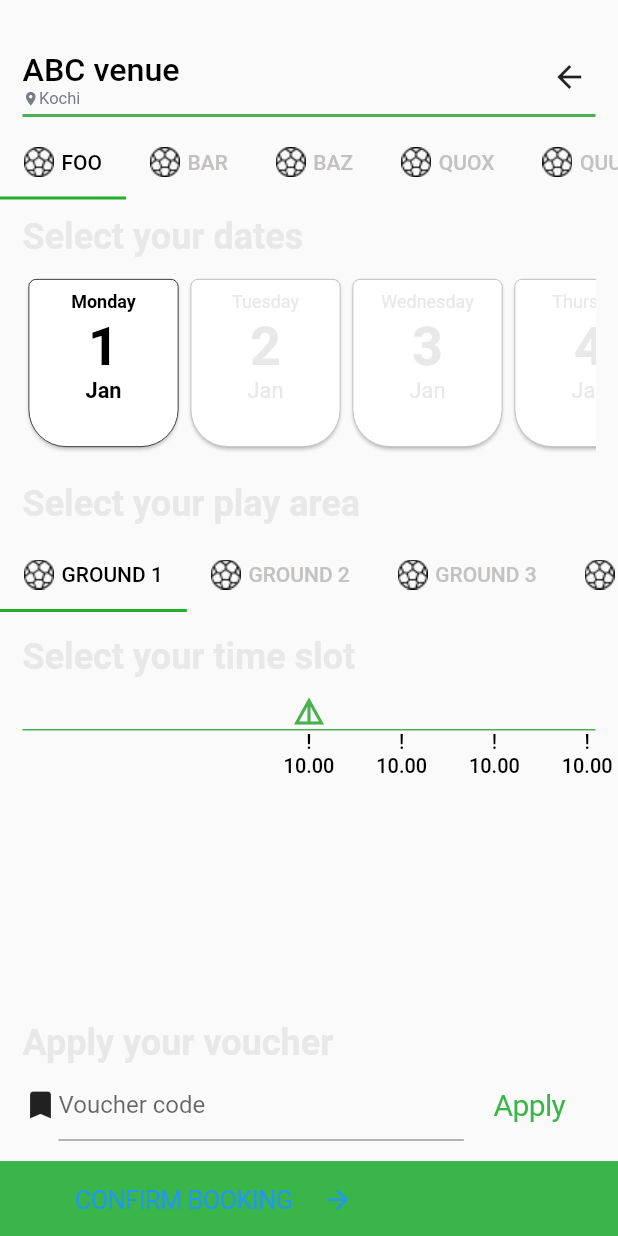
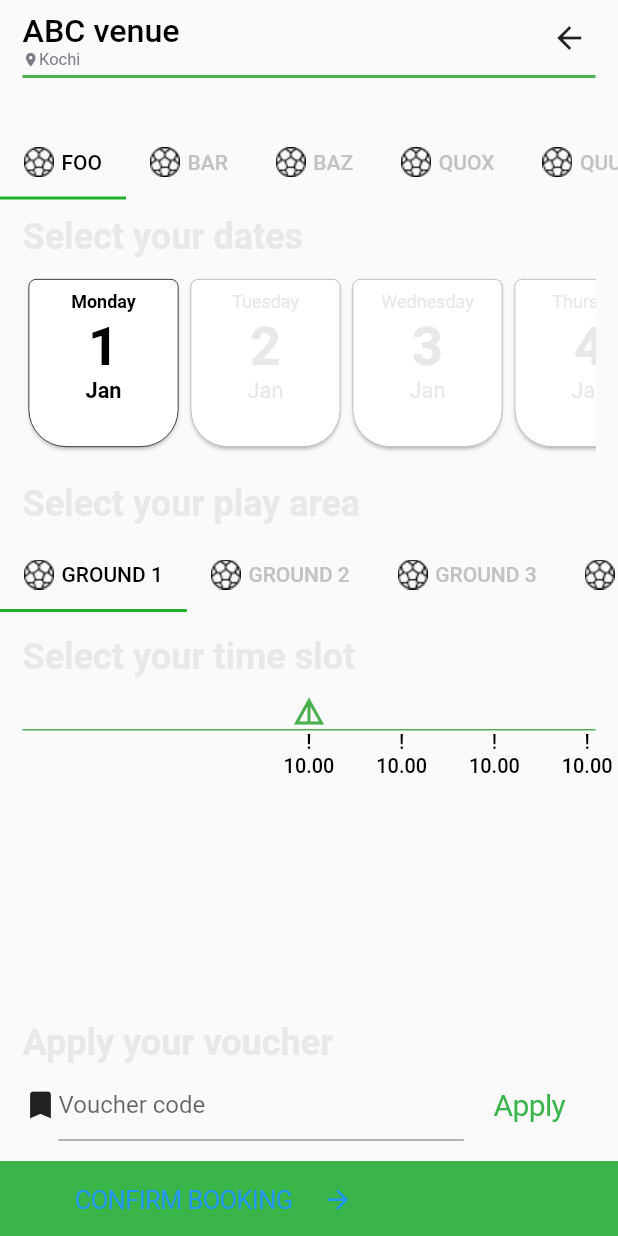
Before and after one commit to iLeafSolutionsPvtLtd/venueBooking-Flutter, a Flutter app: the BookingView screen opened directly, on a phone screen of 412 x 824 dp. Run offline on Flutter 3.47's test engine with Material 2 defaults, Android fonts, the phone set to English and light mode, and no system bars; our stand-ins replace fluttertoast, rxdart, shared_preferences; missing offline and left inert: flutter_places_dialog, rect_getter; accounts and stored records are empty; Roboto replaces fonts that are missing (GoogleSans).

```diff
--- a/lib/Modules/Booking/booking_view.dart
+++ b/lib/Modules/Booking/booking_view.dart
@@ -96,7 +96,8 @@ class BookingView extends StatelessWidget {
     return new DefaultTabController(
         length: tabNames.length,
         child: Scaffold(
-            body: Container(
+            body: SafeArea(
+          child: Container(
             child: Column(
               crossAxisAlignment: CrossAxisAlignment.start,
               children: <Widget>[
@@ -105,6 +106,7 @@ class BookingView extends StatelessWidget {
                 BottomSectionView(),
               ],
             ),
+          ),
         )));
   }
 }
--- a/lib/Modules/NavigationBar/custom_navigation_bar.dart
+++ b/lib/Modules/NavigationBar/custom_navigation_bar.dart
@@ -61,9 +61,6 @@ class _CustomNavigationBarWithLocationState
                   crossAxisAlignment: CrossAxisAlignment.start,
                   children: <Widget>[
                     Container(
-                      height: 34.0,
-                    ),
-                    Container(
                       padding: EdgeInsets.only(left: 15.0),
                       child: navigationBarTitle,
                     ),
--- a/lib/Modules/SelectLocation/select_location.dart
+++ b/lib/Modules/SelectLocation/select_location.dart
@@ -1,8 +1,52 @@
 import 'package:flutter/material.dart';
+import 'package:venue_booking/Modules/SelectLocation/select_location_view.dart';
 
 class SelectLocationView extends StatelessWidget {
+  // empty container
+  final Widget emptyContainer = Container(
+    height: 64.0,
+  );
+
+  // title section
+  final Widget titleSection = Container(
+    padding: EdgeInsets.all(15.0),
+    child: Text("Hi there! \nWhere are you from?",
+        style: const TextStyle(
+            color: const Color(0xff000000),
+            fontWeight: FontWeight.w700,
+            fontFamily: "GoogleSans",
+            fontStyle: FontStyle.normal,
+            fontSize: 33.0)),
+  );
+
+  // subtitle section
+  final Widget subTitleSection = Container(
+    padding: EdgeInsets.all(15.0),
+    child: Text(
+        "We need your current location to load near by venues and events. Please give us access to your GPS location or you can enter mannulally below.",
+        style: const TextStyle(
+            color: const Color(0xffc7c7c7),
+            fontWeight: FontWeight.w400,
+            fontFamily: "GoogleSans",
+            fontStyle: FontStyle.normal,
+            fontSize: 16.7)),
+  );
+
   @override
   Widget build(BuildContext context) {
-    return Container();
+    return MaterialApp(
+      debugShowCheckedModeBanner: false,
+      home: Scaffold(
+          body: SafeArea(
+        child: ListView(
+          children: <Widget>[
+            emptyContainer,
+            titleSection,
+            subTitleSection,
+            GetLocationView()
+          ],
+        ),
+      )),
+    );
   }
 }
--- a/lib/Modules/SelectLocation/select_location_bloc.dart
+++ b/lib/Modules/SelectLocation/select_location_bloc.dart
@@ -3,16 +3,14 @@ import 'package:rxdart/rxdart.dart';
 import 'package:shared_preferences/shared_preferences.dart';
 
 class SelectLocationBloc {
+  Future<SharedPreferences> _prefs = SharedPreferences.getInstance();
+
   final _locationController = BehaviorSubject<PlaceDetails>();
 
   Observable<PlaceDetails> get placeDetails => _locationController.stream;
 
-  Stream<bool> get locationCheck =>
-      Observable.combineLatest([placeDetails, placeDetails], (a) => true);
-
   fetchLocation() async {
     PlaceDetails locationDetails = await FlutterPlacesDialog.getPlacesDialog();
-    Future<SharedPreferences> _prefs = SharedPreferences.getInstance();
     final SharedPreferences prefs = await _prefs;
     prefs.setString('location', locationDetails.toString());
     _locationController.sink.add(locationDetails);
--- a/lib/main.dart
+++ b/lib/main.dart
@@ -1,68 +1,11 @@
 import 'package:flutter/material.dart';
-import 'package:venue_booking/Modules/SelectLocation/select_location_view.dart';
+import 'package:venue_booking/Modules/SelectLocation/select_location.dart';
 
-void main() => runApp(MyApp());
+void main() => runApp(VenueBookingMain());
 
-class MyApp extends StatefulWidget {
-  MyApp();
-
-  factory MyApp.forDesignTime() {
-    // TODO: add arguments
-    return new MyApp();
-  }
-
+class VenueBookingMain extends StatelessWidget {
   @override
-  State<StatefulWidget> createState() {
-    // TODO: implement createState
-    return _MyAppState();
+  Widget build(BuildContext context) {
+    return SelectLocationView();
   }
 }
-
-class _MyAppState extends State<MyApp> {
-  // empty container
-  Widget emptyContainer = Container(
-    height: 64.0,
-  );
-
-  // title section
-  Widget titleSection = Container(
-    padding: EdgeInsets.all(15.0),
-    child: Text("Hi there! \nWhere are you from?",
-        style: const TextStyle(
-            color: const Color(0xff000000),
-            fontWeight: FontWeight.w700,
-            fontFamily: "GoogleSans",
-            fontStyle: FontStyle.normal,
-            fontSize: 33.0)),
-  );
-
-  // subtitle section
-  Widget subTitleSection = Container(
-    padding: EdgeInsets.all(15.0),
-    child: Text(
-        "We need your current location to load near by venues and events. Please give us access to your GPS location or you can enter mannulally below.",
-        style: const TextStyle(
-            color: const Color(0xffc7c7c7),
-            fontWeight: FontWeight.w400,
-            fontFamily: "GoogleSans",
-            fontStyle: FontStyle.normal,
-            fontSize: 16.7)),
-  );
-
-  @override
-  Widget build(BuildContext context) {
-    // TODO: implement build
-    return MaterialApp(
-      debugShowCheckedModeBanner: false,
-      home: Scaffold(
-          body: ListView(
-        children: <Widget>[
-          emptyContainer,
-          titleSection,
-          subTitleSection,
-          GetLocationView()
-        ],
-      )),
-    );
-  }
-}
--- a/pubspec.yaml
+++ b/pubspec.yaml
@@ -46,6 +46,7 @@ flutter:
   assets:
     - assets/locationIcon.png
     - assets/football.png
+    - assets/phoneIcon.png
   #  - images/a_dot_burr.jpeg
   #  - images/a_dot_ham.jpeg
 
```
Also changed, not shown: lib/Modules/MobileNumberValidation/add_mobile_bloc.dart (added, +25 -0 lines), lib/Modules/MobileNumberValidation/add_mobile_number.dart (added, +117 -0 lines), lib/Modules/SelectLocation/select_location_view.dart (+7 -49 lines), lib/Modules/validators/validators.dart (added, +29 -0 lines), assets/1.0x/phoneIcon.png (added), assets/2.0x/phoneIcon.png (added), assets/3.0x/phoneIcon.png (added), lib/Modules/MobileNumberValidation/add_mobile_api.dart (added), lib/Modules/MobileNumberValidation/add_mobile_models.dart (added), 1 other file. Lines whose indentation alone changed are shown as unchanged.
